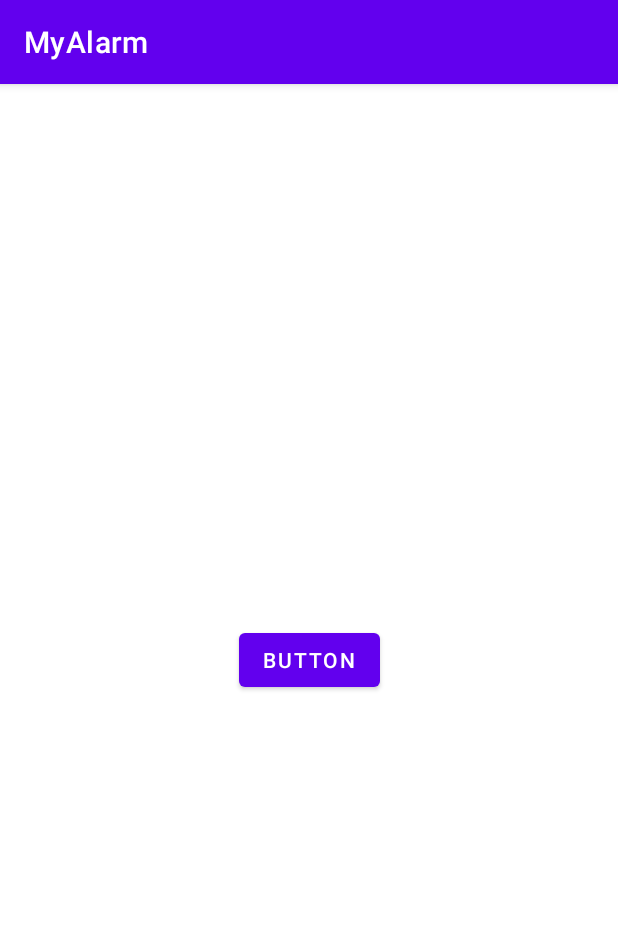
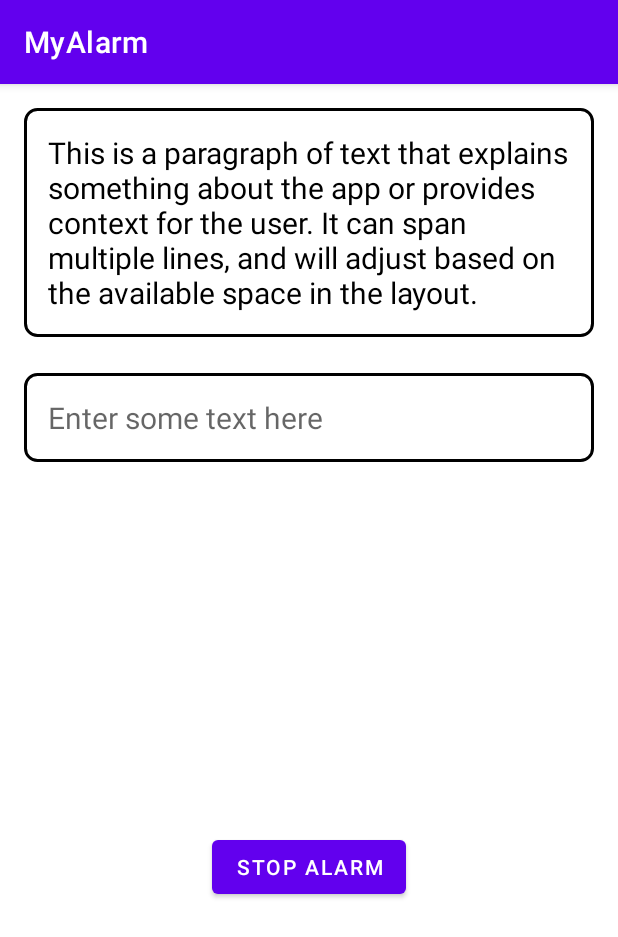
Before and after one commit to varaprasadgoud/alarm_app, an Android app: the AlarmActivity screen opened directly, with no data from a screen before it, on a phone screen of 412 x 824 dp. Shown: the top 937 px of the screen. Run offline under Robolectric (Android 15) with nearby library versions, the phone set to English and light mode, and no system bars.

Commit message:
implemented alarm stop screen

```diff
--- a/app/src/main/java/com/example/myalarm/AlarmActivity.java
+++ b/app/src/main/java/com/example/myalarm/AlarmActivity.java
@@ -4,9 +4,13 @@ import androidx.appcompat.app.AppCompatActivity;
 
 import android.content.Intent;
 import android.os.Bundle;
+import android.text.InputType;
 import android.view.View;
 import android.view.WindowManager;
 import android.widget.Button;
+import android.widget.EditText;
+import android.widget.TextView;
+import android.widget.Toast;
 
 import java.io.IOException;
 
@@ -21,7 +25,16 @@ public class AlarmActivity extends AppCompatActivity {
         getWindow().setFlags(WindowManager.LayoutParams.FLAG_FULLSCREEN, WindowManager.LayoutParams.FLAG_FULLSCREEN);
 
         Button stopAlarmButton = findViewById(R.id.stop_alarm);
+        TextView quote = findViewById(R.id.quote);
+        EditText typedQuote = findViewById(R.id.typedQuote);
         stopAlarmButton.setOnClickListener(v -> {
+
+            // Get the text from the TextView and EditText
+            String textFromTextView = quote.getText().toString();
+            String textFromEditText = typedQuote.getText().toString();
+
+            if (textFromTextView.equals(textFromEditText)) {
+                Toast.makeText(AlarmActivity.this, "Good Morning! Have a nice day.", Toast.LENGTH_SHORT).show();
                 if (MediaPlayerSingleton.getMediaPlayer().isPlaying()) {
                     MediaPlayerSingleton.getMediaPlayer().stop();
                     try {
@@ -33,6 +46,9 @@ public class AlarmActivity extends AppCompatActivity {
 
                 Intent intent = new Intent(this, MainActivity.class);
                 startActivity(intent);
+            } else {
+                Toast.makeText(AlarmActivity.this, "Wake up! Type your motivation properly!", Toast.LENGTH_SHORT).show();
+            }
         });
     }
 
--- a/app/src/main/java/com/example/myalarm/MainActivity.java
+++ b/app/src/main/java/com/example/myalarm/MainActivity.java
@@ -87,6 +87,12 @@ public class MainActivity extends AppCompatActivity {
         cancelButton.setOnClickListener(v -> {
             cancelAlarm();
         });
+
+        Button setQuoteButton = findViewById(R.id.setQuote);
+        setQuoteButton.setOnClickListener(v -> {
+            Intent intent = new Intent(MainActivity.this, AlarmActivity.class);
+            startActivity(intent);
+        });
     }
 
     public void cancelAlarm() {
--- /dev/null
+++ b/app/src/main/res/drawable/border_textview.xml
@@ -0,0 +1,10 @@
+<?xml version="1.0" encoding="utf-8"?>
+<shape xmlns:android="http://schemas.android.com/apk/res/android">
+    <solid android:color="#FFFFFF" />
+
+    <stroke
+        android:color="#000000"
+    android:width="2dp" />
+
+    <corners android:radius="8dp" />
+</shape>
--- a/app/src/main/res/layout/activity_alarm.xml
+++ b/app/src/main/res/layout/activity_alarm.xml
@@ -4,15 +4,58 @@
     xmlns:tools="http://schemas.android.com/tools"
     android:layout_width="match_parent"
     android:layout_height="match_parent"
-    tools:context=".AlarmActivity">
+    android:background="@color/white"
+    tools:context=".MainActivity">
 
+    <!-- TextView for the paragraph of text -->
+    <TextView
+        android:id="@+id/quote"
+        android:layout_width="0dp"
+        android:layout_height="wrap_content"
+        android:layout_marginStart="16dp"
+        android:layout_marginTop="16dp"
+        android:layout_marginEnd="16dp"
+        android:text="This is a paragraph of text that explains something about the app or provides context for the user. It can span multiple lines, and will adjust based on the available space in the layout."
+        android:textColor="#000000"
+        android:textSize="20sp"
+        android:padding="16dp"
+        android:background="@drawable/border_textview"
+        app:layout_constraintEnd_toEndOf="parent"
+        app:layout_constraintStart_toStartOf="parent"
+        app:layout_constraintTop_toTopOf="parent" />
+
+    <!-- EditText for user input -->
+    <EditText
+        android:id="@+id/typedQuote"
+        android:layout_width="0dp"
+        android:layout_height="wrap_content"
+        android:layout_marginStart="16dp"
+        android:layout_marginTop="24dp"
+        android:layout_marginEnd="16dp"
+        android:gravity="top|start"
+        android:hint="Enter some text here"
+        android:textSize="20sp"
+        android:textColor="@color/black"
+        android:inputType="textMultiLine|textNoSuggestions"
+        android:lines="10"
+        android:maxLines="10"
+        android:minLines="1"
+        android:padding="16dp"
+        android:background="@drawable/border_textview"
+        app:layout_constraintEnd_toEndOf="parent"
+        app:layout_constraintStart_toStartOf="parent"
+        app:layout_constraintTop_toBottomOf="@+id/quote" />
+
+    <!-- Button at the bottom -->
     <Button
         android:id="@+id/stop_alarm"
         android:layout_width="wrap_content"
         android:layout_height="wrap_content"
-        android:text="Button"
+        android:layout_marginTop="24dp"
+        android:text="Stop Alarm"
         app:layout_constraintBottom_toBottomOf="parent"
         app:layout_constraintEnd_toEndOf="parent"
         app:layout_constraintStart_toStartOf="parent"
-        app:layout_constraintTop_toTopOf="parent" />
+        app:layout_constraintTop_toBottomOf="@+id/typedQuote" />
+
 </androidx.constraintlayout.widget.ConstraintLayout>
--- a/app/src/main/res/xml/colors.xml
+++ b/app/src/main/res/xml/colors.xml
@@ -1 +1,4 @@
-<color name="lavender">#8692f7</color>
+<resources>
+    <color name="white">#ffffff</color>
+    <color name="lavender">#8692f7</color>
+</resources>
--- /dev/null
+++ b/app/src/main/res/xml/styles.xml
@@ -0,0 +1,14 @@
+<resources>
+
+    <!-- Base application theme -->
+    <style name="AppTheme" parent="Theme.MaterialComponents.Light.NoActionBar">
+        <!-- Customize your theme here -->
+        <item name="colorPrimary">@color/colorPrimary</item>
+        <item name="colorPrimaryDark">@color/colorPrimaryDark</item>
+        <item name="colorAccent">@color/colorAccent</item>
+
+        <!-- Background color -->
+        <item name="android:windowBackground">@color/background_color</item>
+    </style>
+
+</resources>
```
Lines whose indentation alone changed are shown as unchanged.
